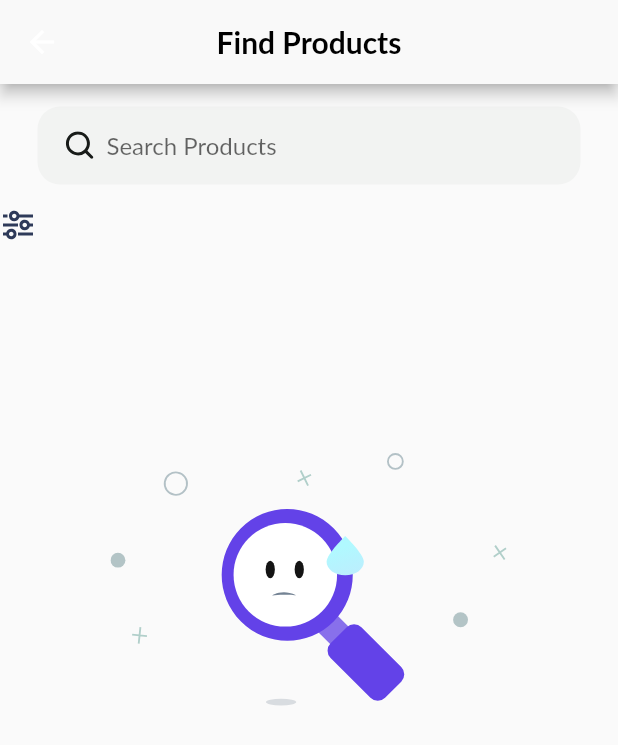
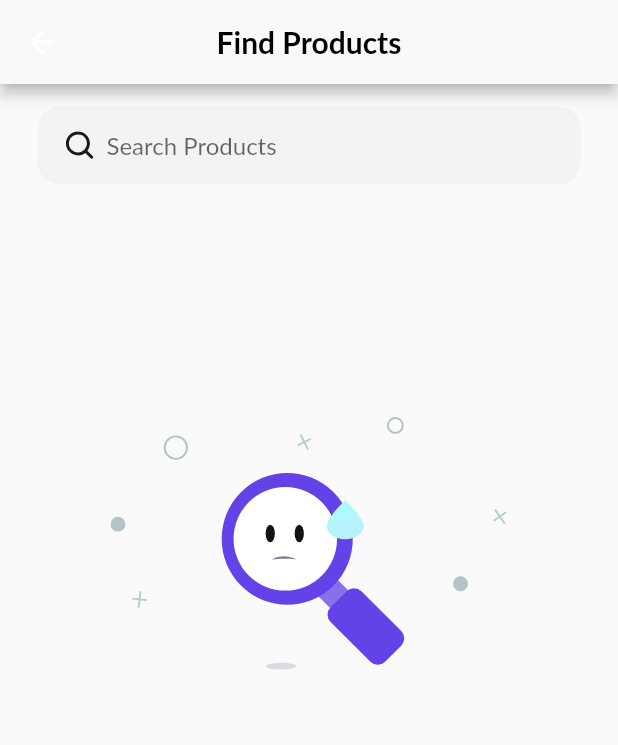
Before and after one commit to Priyank295/Mobile-Exchange, a Flutter app: the Search screen opened directly, on a phone screen of 412 x 824 dp. Shown: the top 745 px of the screen. Run offline on Flutter 3.47's test engine with Material 2 defaults, Android fonts, the phone set to English and light mode, and no system bars; our stand-ins replace carousel_slider, cloud_firestore, connectivity, email_validator, firebase_auth, firebase_core and 16 more; missing offline and left inert: custom_check_box, dart:ffi, device_apps, flutter_appavailability, onesignal_flutter, rect_getter and 1 more; accounts and stored records are empty; project files that could hold a hidden picture were left out.

Commit message:
17 commit

```diff
--- a/lib/searchpage.dart
+++ b/lib/searchpage.dart
@@ -178,21 +178,56 @@ class _SearchState extends State<Search> {
                             hintStyle:
                                 TextStyle(fontFamily: "Lato", fontSize: 16),
                             border: InputBorder.none),
-                        ))
+                      ),
+                    ),
+                    // PopupMenuButton(
+                    //     child: SvgPicture.asset("assets/filter.svg"),
+                    //     itemBuilder: (_) {
+                    //       return [
+                    //         PopupMenuItem(
+                    //           child: PopupMenuButton(
+                    //             child: Text("Price"),
+                    //             itemBuilder: (_) {
+                    //               return [
+                    //                 PopupMenuItem(
+                    //                   child: Text("5000-10000"),
+                    //                   value: 5000,
+                    //                 ),
+                    //                 PopupMenuItem(
+                    //                   child: Text("11000-20000"),
+                    //                   value: 11000,
+                    //                 ),
+                    //                 PopupMenuItem(
+                    //                   child: Text("21000-30000"),
+                    //                   value: 21000,
+                    //                 ),
+                    //               ];
+                    //             },
+                    //           ),
+                    //         ),
+                    //       ];
+                    //     }),
+                    // InkWell(
+                    //   onTap: () {
+
+                    //   },
+                    //child: SvgPicture.asset("assets/filter.svg"),
                   ],
                 ),
               ),
-              Row(
-                children: [
-                  Container(
-                    child: Row(
-                      children: [
-                        SvgPicture.asset("assets/filter.svg"),
-                      ],
-                    ),
-                  )
-                ],
-              ),
+
+              // Row(
+              //   children: [
+              //     Container(
+              //       margin: EdgeInsets.symmetric(horizontal: 25),
+              //       child: Row(
+              //         children: [
+              //           SvgPicture.asset("assets/filter.svg"),
+              //         ],
+              //       ),
+              //     )
+              //   ],
+              // ),
               searchProduct(searchFieldController.text)
             ],
           ),
```
Also changed, not shown: lib/product_detail_page.dart (+24 -25 lines). Lines whose indentation alone changed are shown as unchanged.
